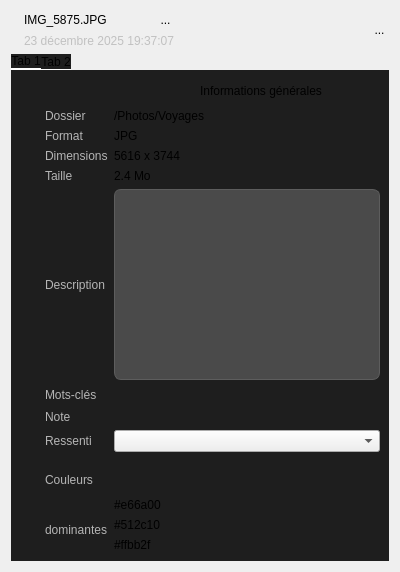
Old version of the form gallery/inspectorview.ui in the repository Vrock691/IHM.
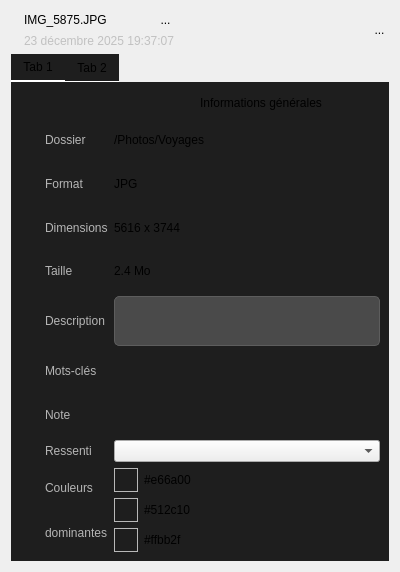
New version of the form.

Commit message: Changement de style des boutons

```diff
--- a/gallery/inspectorview.ui
+++ b/gallery/inspectorview.ui
@@ -115,19 +115,19 @@
       <string notr="true">QTabBar {
     background-color: #1E1E1E;
 	alignment: left;
+	qproperty-expanding: false;
 }
 
 QTabWidget::pane {
     border: none;
 	background-color: #1E1E1E;
-	padding: 0px;
 }
 
 QTabBar::tab {
     background: transparent;
     border: none;
     border-bottom: 1px solid #FFFFFF;
-    padding: 0px;
+    padding: 6px 12px;
 	margin-left: 0px;
 }
 
@@ -176,7 +176,7 @@
             <widget class="QLabel" name="label">
              <property name="styleSheet">
               <string notr="true">QLabel{
-	font: 500 14pt &quot;Arial&quot;;
+	font: 700 14pt &quot;Arial&quot;;
 }</string>
              </property>
              <property name="text">
@@ -203,6 +203,9 @@
            </item>
            <item>
             <layout class="QGridLayout" name="propsGridLayout">
+             <item row="6" column="1">
+              <widget class="QWidget" name="ratingContainer" native="true"/>
+             </item>
              <item row="2" column="1">
               <widget class="QLabel" name="labelDimensions">
                <property name="text">
@@ -210,6 +213,40 @@
                </property>
               </widget>
              </item>
+             <item row="8" column="0">
+              <layout class="QVBoxLayout" name="colorsTitleContainer">
+               <item>
+                <widget class="QLabel" name="colorsTitle1">
+                 <property name="styleSheet">
+                  <string notr="true">QLabel {
+    color: #B5B5B5;
+    font: 700 12pt &quot;Arial&quot;;
+	margin: 0px;
+	padding: 0px;
+}</string>
+                 </property>
+                 <property name="text">
+                  <string>Couleurs</string>
+                 </property>
+                </widget>
+               </item>
+               <item>
+                <widget class="QLabel" name="colorsTitle2">
+                 <property name="styleSheet">
+                  <string notr="true">QLabel {
+    color: #B5B5B5;
+    font: 700 12pt &quot;Arial&quot;;
+	margin: 0px;
+	padding: 0px;
+}</string>
+                 </property>
+                 <property name="text">
+                  <string>dominantes</string>
+                 </property>
+                </widget>
+               </item>
+              </layout>
+             </item>
              <item row="4" column="1">
               <widget class="QTextEdit" name="descriptionEdit">
                <property name="minimumSize">
@@ -218,14 +255,20 @@
                  <height>35</height>
                 </size>
                </property>
+               <property name="maximumSize">
+                <size>
+                 <width>16777215</width>
+                 <height>50</height>
+                </size>
+               </property>
                <property name="styleSheet">
                 <string notr="true">QTextEdit {
         background-color: #4A4A4A;
         border: 1px solid #5D5D5D;
-        border-radius: 7px;
+        border-radius: 5px;
         color: #E0E0E0;
         padding: 6px;
-        font: 10pt &quot;Arial&quot;;
+        font: 11pt &quot;Arial&quot;;
     }
 
     QTextEdit:focus {
@@ -260,6 +303,13 @@
                </property>
               </widget>
              </item>
+             <item row="0" column="1">
+              <widget class="QLabel" name="labelPath">
+               <property name="text">
+                <string>/Photos/Voyages</string>
+               </property>
+              </widget>
+             </item>
              <item row="7" column="1">
               <widget class="QComboBox" name="comboBox"/>
              </item>
@@ -283,6 +333,19 @@
                </property>
               </widget>
              </item>
+             <item row="0" column="0">
+              <widget class="QLabel" name="label_4">
+               <property name="styleSheet">
+                <string notr="true">QLabel {
+    color: #B5B5B5;
+    font: 700 12pt &quot;Arial&quot;;
+}</string>
+               </property>
+               <property name="text">
+                <string>Dossier</string>
+               </property>
+              </widget>
+             </item>
              <item row="6" column="0">
               <widget class="QLabel" name="label_14">
                <property name="styleSheet">
@@ -335,6 +398,105 @@
                </property>
               </widget>
              </item>
+             <item row="8" column="1">
+              <layout class="QHBoxLayout" name="horizontalLayout_7">
+               <item>
+                <layout class="QVBoxLayout" name="verticalLayout_2">
+                 <item>
+                  <widget class="QFrame" name="frame_2">
+                   <property name="minimumSize">
+                    <size>
+                     <width>24</width>
+                     <height>24</height>
+                    </size>
+                   </property>
+                   <property name="maximumSize">
+                    <size>
+                     <width>24</width>
+                     <height>24</height>
+                    </size>
+                   </property>
+                   <property name="frameShape">
+                    <enum>QFrame::Shape::StyledPanel</enum>
+                   </property>
+                   <property name="frameShadow">
+                    <enum>QFrame::Shadow::Raised</enum>
+                   </property>
+                  </widget>
+                 </item>
+                 <item>
+                  <widget class="QFrame" name="frame_3">
+                   <property name="minimumSize">
+                    <size>
+                     <width>24</width>
+                     <height>24</height>
+                    </size>
+                   </property>
+                   <property name="maximumSize">
+                    <size>
+                     <width>24</width>
+                     <height>24</height>
+                    </size>
+                   </property>
+                   <property name="frameShape">
+                    <enum>QFrame::Shape::StyledPanel</enum>
+                   </property>
+                   <property name="frameShadow">
+                    <enum>QFrame::Shadow::Raised</enum>
+                   </property>
+                  </widget>
+                 </item>
+                 <item>
+                  <widget class="QFrame" name="frame">
+                   <property name="minimumSize">
+                    <size>
+                     <width>24</width>
+                     <height>24</height>
+                    </size>
+                   </property>
+                   <property name="maximumSize">
+                    <size>
+                     <width>24</width>
+                     <height>24</height>
+                    </size>
+                   </property>
+                   <property name="frameShape">
+                    <enum>QFrame::Shape::StyledPanel</enum>
+                   </property>
+                   <property name="frameShadow">
+                    <enum>QFrame::Shadow::Raised</enum>
+                   </property>
+                  </widget>
+                 </item>
+                </layout>
+               </item>
+               <item>
+                <layout class="QVBoxLayout" name="verticalLayout_7">
+                 <item>
+                  <widget class="QLabel" name="label_18">
+                   <property name="text">
+                    <string>#e66a00</string>
+                   </property>
+                  </widget>
+                 </item>
+                 <item>
+                  <widget class="QLabel" name="label_19">
+                   <property name="text">
+                    <string>#512c10</string>
+                   </property>
+                  </widget>
+                 </item>
+                 <item>
+                  <widget class="QLabel" name="label_20">
+                   <property name="text">
+                    <string>#ffbb2f</string>
+                   </property>
+                  </widget>
+                 </item>
+                </layout>
+               </item>
+              </layout>
+             </item>
              <item row="3" column="1">
               <widget class="QLabel" name="labelSize">
                <property name="text">
@@ -342,44 +504,6 @@
                </property>
               </widget>
              </item>
-             <item row="8" column="1">
-              <layout class="QVBoxLayout" name="verticalLayout_2">
-               <item>
-                <spacer name="verticalSpacer_3">
-                 <property name="orientation">
-                  <enum>Qt::Orientation::Vertical</enum>
-                 </property>
-                 <property name="sizeHint" stdset="0">
-                  <size>
-                   <width>20</width>
-                   <height>40</height>
-                  </size>
-                 </property>
-                </spacer>
-               </item>
-               <item>
-                <widget class="QLabel" name="label_18">
-                 <property name="text">
-                  <string>#e66a00</string>
-                 </property>
-                </widget>
-               </item>
-               <item>
-                <widget class="QLabel" name="label_19">
-                 <property name="text">
-                  <string>#512c10</string>
-                 </property>
-                </widget>
-               </item>
-               <item>
-                <widget class="QLabel" name="label_20">
-                 <property name="text">
-                  <string>#ffbb2f</string>
-                 </property>
-                </widget>
-               </item>
-              </layout>
-             </item>
              <item row="5" column="1">
               <widget class="QWidget" name="tagsContainer" native="true">
                <layout class="QHBoxLayout" name="horizontalLayout_6">
@@ -389,63 +513,6 @@
                </layout>
               </widget>
              </item>
-             <item row="0" column="0">
-              <widget class="QLabel" name="label_4">
-               <property name="styleSheet">
-                <string notr="true">QLabel {
-    color: #B5B5B5;
-    font: 700 12pt &quot;Arial&quot;;
-}</string>
-               </property>
-               <property name="text">
-                <string>Dossier</string>
-               </property>
-              </widget>
-             </item>
-             <item row="0" column="1">
-              <widget class="QLabel" name="labelPath">
-               <property name="text">
-                <string>/Photos/Voyages</string>
-               </property>
-              </widget>
-             </item>
-             <item row="8" column="0">
-              <layout class="QVBoxLayout" name="verticalLayout_6">
-               <item>
-                <widget class="QLabel" name="label_2">
-                 <property name="styleSheet">
-                  <string notr="true">QLabel {
-    color: #B5B5B5;
-    font: 700 12pt &quot;Arial&quot;;
-	margin: 0;
-	padding: 0;
-}</string>
-                 </property>
-                 <property name="text">
-                  <string>Couleurs</string>
-                 </property>
-                </widget>
-               </item>
-               <item>
-                <widget class="QLabel" name="label_8">
-                 <property name="styleSheet">
-                  <string notr="true">QLabel {
-    color: #B5B5B5;
-    font: 700 12pt &quot;Arial&quot;;
-	margin: 0;
-	padding: 0;
-}</string>
-                 </property>
-                 <property name="text">
-                  <string>dominantes</string>
-                 </property>
-                </widget>
-               </item>
-              </layout>
-             </item>
-             <item row="6" column="1">
-              <widget class="QWidget" name="ratingContainer" native="true"/>
-             </item>
             </layout>
            </item>
           </layout>
```
The commit also changes 1 other file.
